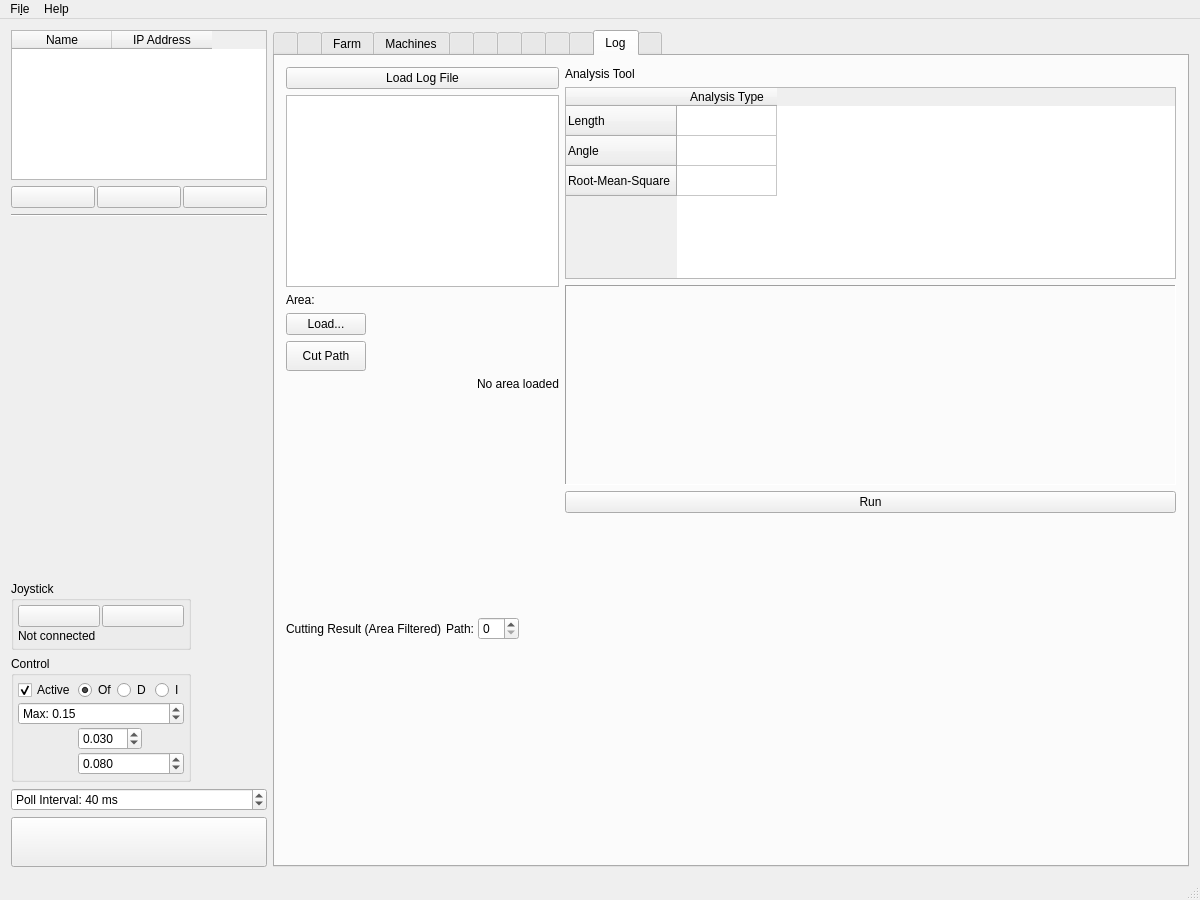
GunnarLarssonSLU/rise_sdvp, file Linux/RControlStation/mainwindow.ui: the form before one commit.
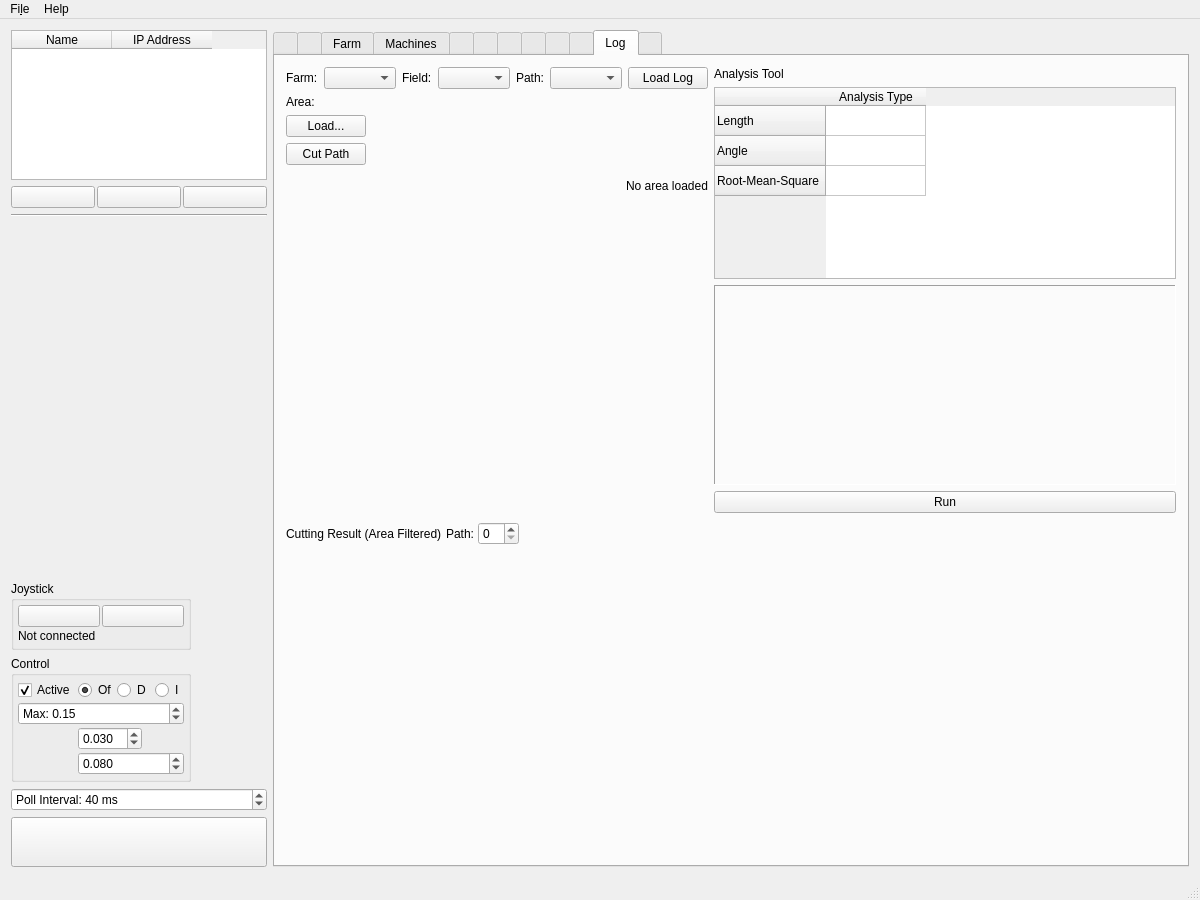
The form after the commit. The open tabs and pages were chosen to show the change. Icons and pictures are not drawn. Custom widgets are drawn as their Qt base class.

Commit message: Add farm/field/path dropdowns to log tab for webserver-based log loading

Diff of the .ui file:
```diff
--- a/Linux/RControlStation/mainwindow.ui
+++ b/Linux/RControlStation/mainwindow.ui
@@ -3708,14 +3708,69 @@
            <enum>QLayout::SizeConstraint::SetDefaultConstraint</enum>
           </property>
           <item>
-           <widget class="QPushButton" name="pushButtonLoadLogFile">
-            <property name="text">
-             <string>Load Log File</string>
+           <layout class="QHBoxLayout" name="horizontalLayoutLogSelection">
+            <property name="spacing">
+             <number>6</number>
             </property>
-           </widget>
-          </item>
-          <item>
-           <widget class="QListView" name="listLogfilesView"/>
+            <item>
+             <widget class="QLabel" name="labelLogFarm">
+              <property name="text">
+               <string>Farm:</string>
+              </property>
+             </widget>
+            </item>
+            <item>
+             <widget class="QComboBox" name="comboBoxLogFarm">
+              <property name="sizePolicy">
+               <sizepolicy hsizetype="Expanding" vsizetype="Fixed">
+                <horstretch>1</horstretch>
+                <verstretch>0</verstretch>
+               </sizepolicy>
+              </property>
+             </widget>
+            </item>
+            <item>
+             <widget class="QLabel" name="labelLogField">
+              <property name="text">
+               <string>Field:</string>
+              </property>
+             </widget>
+            </item>
+            <item>
+             <widget class="QComboBox" name="comboBoxLogField">
+              <property name="sizePolicy">
+               <sizepolicy hsizetype="Expanding" vsizetype="Fixed">
+                <horstretch>1</horstretch>
+                <verstretch>0</verstretch>
+               </sizepolicy>
+              </property>
+             </widget>
+            </item>
+            <item>
+             <widget class="QLabel" name="labelLogPath">
+              <property name="text">
+               <string>Path:</string>
+              </property>
+             </widget>
+            </item>
+            <item>
+             <widget class="QComboBox" name="comboBoxLogPath">
+              <property name="sizePolicy">
+               <sizepolicy hsizetype="Expanding" vsizetype="Fixed">
+                <horstretch>1</horstretch>
+                <verstretch>0</verstretch>
+               </sizepolicy>
+              </property>
+             </widget>
+            </item>
+            <item>
+             <widget class="QPushButton" name="pushButtonLoadLog">
+              <property name="text">
+               <string>Load Log</string>
+              </property>
+             </widget>
+            </item>
+           </layout>
           </item>
           <item>
            <widget class="QLabel" name="labelAreaFile">
```
The commit also changes 3 other files.
